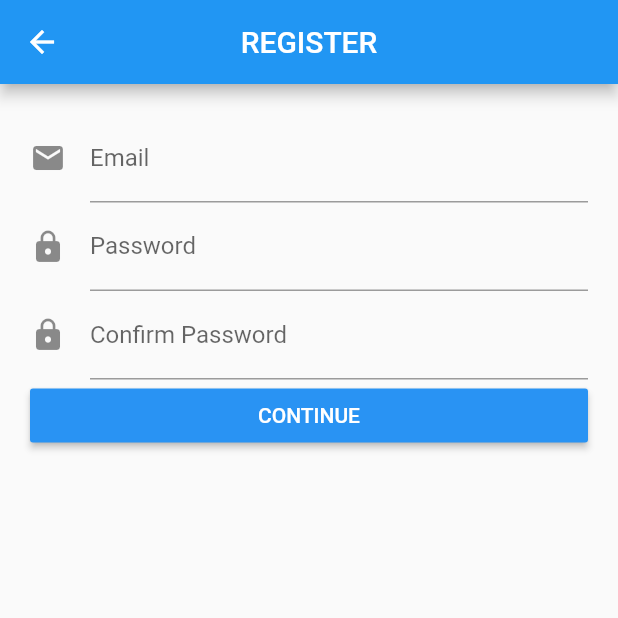
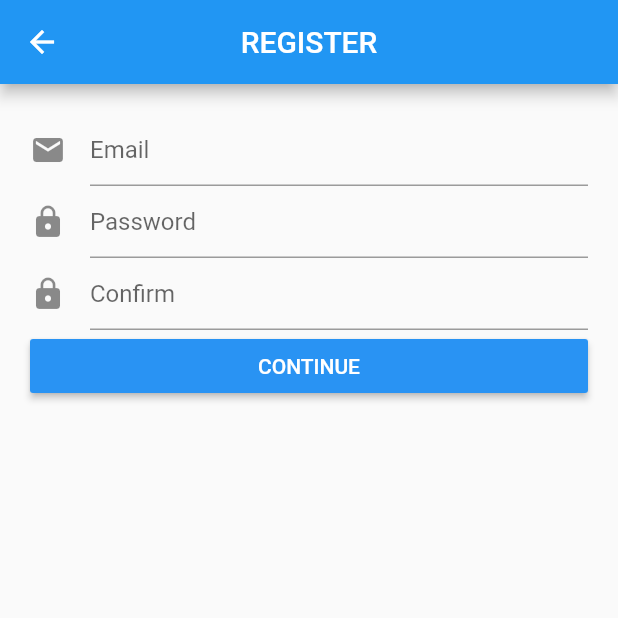
Before and after one commit to ifackerx/flutter_assignment, a Flutter app: the SecondScreen screen opened by its route, on a phone screen of 412 x 824 dp, the top half of it. Run offline on Flutter 3.47's test engine with Material 2 defaults, Android fonts, the phone set to English and light mode, and no system bars.

Commit message:
update :100:

```diff
--- a/lib/ui/second_screen.dart
+++ b/lib/ui/second_screen.dart
@@ -32,8 +32,7 @@ class SecondScreenState extends State<SecondScreen> {
           children: <Widget>[
             TextFormField(
               decoration: InputDecoration(
-                labelText: "Email",
-                hintText: "Please input your email",
+                hintText: "Email",
                 icon: Icon(Icons.email),
                 fillColor: Colors.blue
 
@@ -47,8 +46,7 @@ class SecondScreenState extends State<SecondScreen> {
             ),
             TextFormField(
               decoration: InputDecoration(
-                labelText: "Password",
-                hintText: "Please input your password",
+                hintText: "Password",
                 icon: Icon(Icons.lock),
               ),
               obscureText: true,
@@ -59,8 +57,7 @@ class SecondScreenState extends State<SecondScreen> {
               TextFormField(
 
               decoration: InputDecoration(
-                labelText: "Confirm Password",
-                hintText: "Please input your password",
+                hintText: "Confirm",
                 icon: Icon(Icons.lock),
               ),
               obscureText: true,
```
Also changed, not shown: 19 other files.
